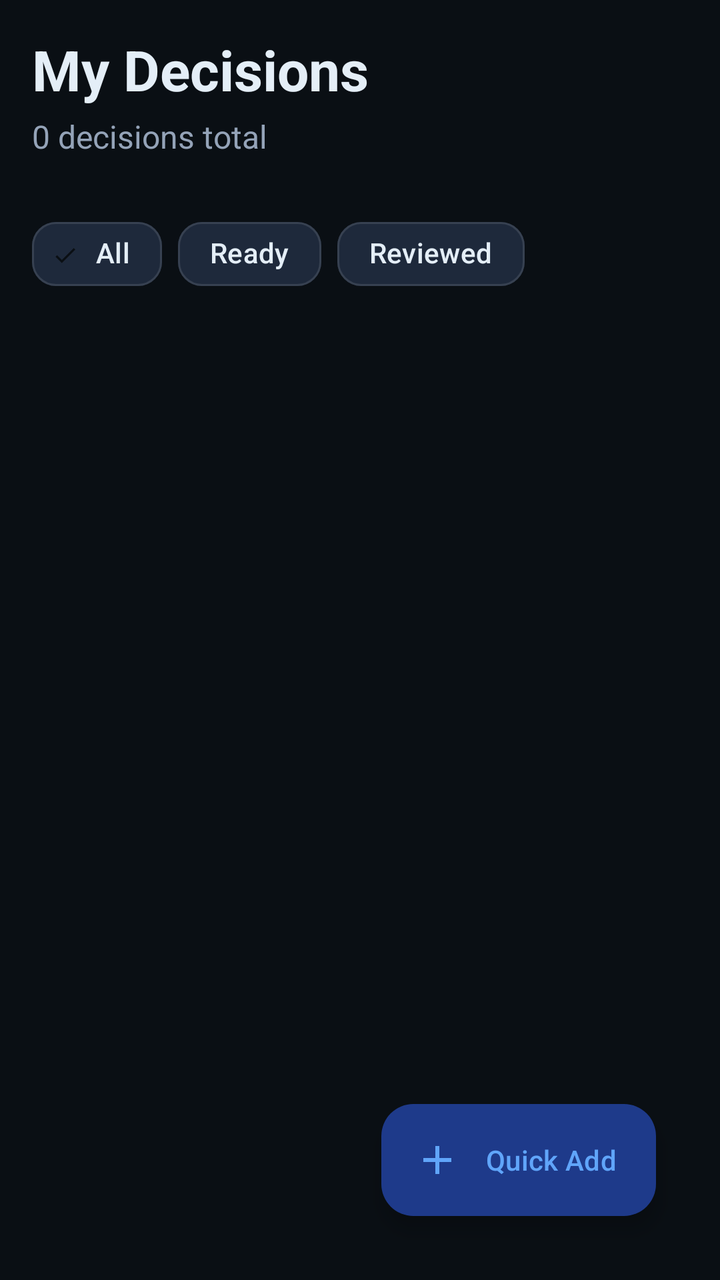
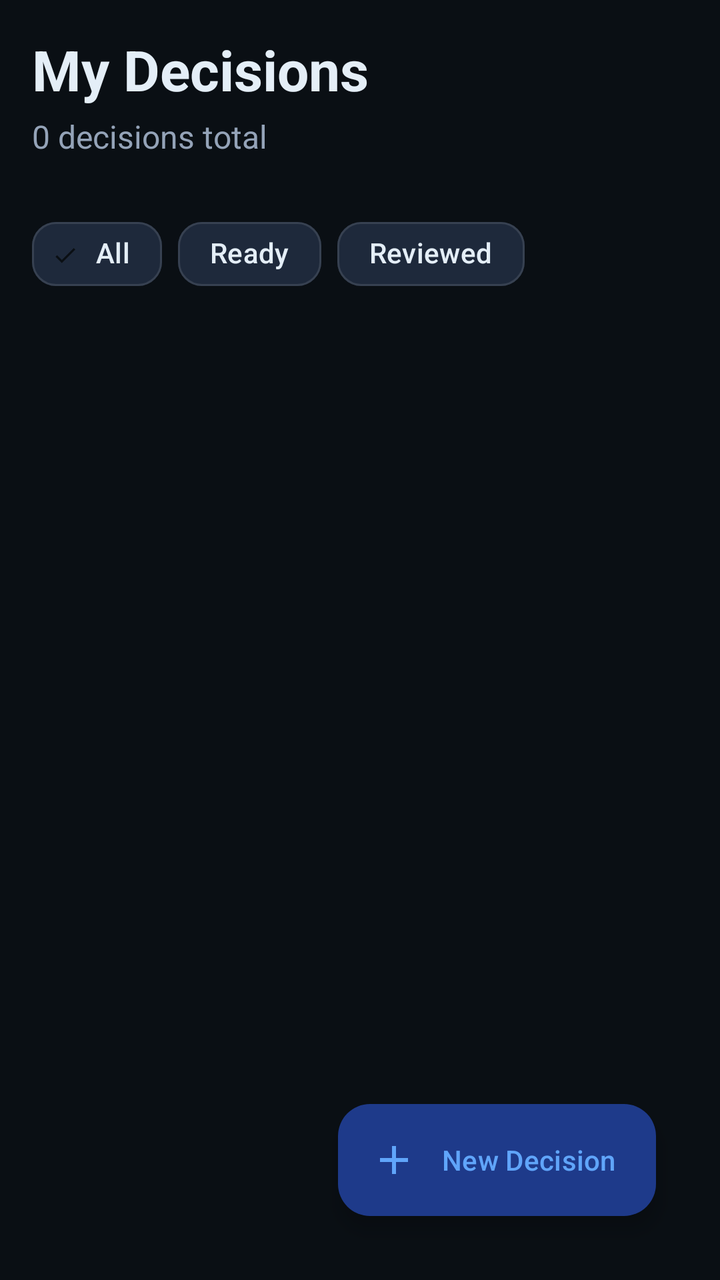

Before-and-after screenshots of an Android layout around one commit, followed by the original layout XML and the change that was made.
<!-- AndroidManifest.xml: application theme Theme.DecisionGraveyard -->
<!-- res/layout/fragment_home.xml -->
<?xml version="1.0" encoding="utf-8"?>
<LinearLayout xmlns:android="http://schemas.android.com/apk/res/android"
    xmlns:app="http://schemas.android.com/apk/res-auto"
    android:layout_width="match_parent"
    android:layout_height="match_parent"
    android:orientation="vertical"
    android:padding="16dp">

    <LinearLayout
        android:layout_width="match_parent"
        android:layout_height="wrap_content"
        android:orientation="vertical"
        android:paddingBottom="8dp">

        <TextView
            android:layout_width="wrap_content"
            android:layout_height="wrap_content"
            android:text="My Decisions"
            android:textColor="@color/text_primary"
            android:textSize="28sp"
            android:textStyle="bold" />

        <TextView
            android:id="@+id/tvHomeHeadline"
            android:layout_width="wrap_content"
            android:layout_height="wrap_content"
            android:layout_marginTop="4dp"
            android:text="0 decisions total"
            android:textColor="@color/text_secondary"
            android:textSize="16sp" />
    </LinearLayout>

    <com.google.android.material.chip.ChipGroup
        android:id="@+id/chipGroupStatus"
        android:layout_width="match_parent"
        android:layout_height="wrap_content"
        android:layout_marginTop="16dp"
        app:singleSelection="true"
        app:singleLine="true">

        <com.google.android.material.chip.Chip
            android:id="@+id/chipAll"
            style="@style/Widget.DecisionGraveyard.Chip"
            android:layout_width="wrap_content"
            android:layout_height="wrap_content"
            android:checked="true"
            android:text="All" />

        <com.google.android.material.chip.Chip
            android:id="@+id/chipReady"
            style="@style/Widget.DecisionGraveyard.Chip"
            android:layout_width="wrap_content"
            android:layout_height="wrap_content"
            android:text="Ready" />

        <com.google.android.material.chip.Chip
            android:id="@+id/chipReviewed"
            style="@style/Widget.DecisionGraveyard.Chip"
            android:layout_width="wrap_content"
            android:layout_height="wrap_content"
            android:text="Reviewed" />
    </com.google.android.material.chip.ChipGroup>

    <TextView
        android:id="@+id/tvEmptyState"
        android:layout_width="match_parent"
        android:layout_height="wrap_content"
        android:layout_marginTop="24dp"
        android:background="@drawable/bg_surface_card"
        android:gravity="center"
        android:padding="24dp"
        android:text="@string/empty_home_body"
        android:textColor="@color/text_secondary"
        android:textSize="15sp"
        android:visibility="gone" />

    <androidx.recyclerview.widget.RecyclerView
        android:id="@+id/recyclerDecisions"
        android:layout_width="match_parent"
        android:layout_height="0dp"
        android:layout_marginTop="12dp"
        android:layout_weight="1"
        android:clipToPadding="false"
        android:paddingBottom="80dp" />

    <com.google.android.material.floatingactionbutton.ExtendedFloatingActionButton
        android:id="@+id/fabQuickAction"
        android:layout_width="wrap_content"
        android:layout_height="wrap_content"
        android:layout_gravity="bottom|end"
        android:layout_margin="16dp"
        android:text="Quick Add"
        app:icon="@drawable/ic_add" />
</LinearLayout>
<!-- resources referenced by this layout -->
<resources>
  <color name="text_primary">#E4EEF7</color>
  <color name="text_secondary">#94A3B8</color>
  <!-- drawable bg_surface_card (drawable) -->
  <?xml version="1.0" encoding="utf-8"?>
  <shape xmlns:android="http://schemas.android.com/apk/res/android">
      <solid android:color="@color/surface_card" />
      <corners android:radius="20dp" />
      <stroke
          android:width="1dp"
          android:color="@color/divider" />
  </shape>
  <!-- drawable ic_add (drawable) -->
  <vector android:height="24dp" android:tint="#FFFFFF" android:viewportHeight="24"
      android:viewportWidth="24" android:width="24dp" xmlns:android="http://schemas.android.com/apk/res/android">
      <path android:fillColor="@android:color/white" android:pathData="M19,13H13V19H11V13H5V11H11V5H13V11H19V13Z"/>
  </vector>
  <string name="empty_home_body">No decisions yet. Start ruining your future wisely. 🪦</string>
  <style name="Widget.DecisionGraveyard.Chip" parent="Widget.Material3.Chip.Filter">
          <item name="chipBackgroundColor">@color/chip_background</item>
          <item name="android:textColor">@color/chip_unselected_text</item>
          <item name="checkedIconTint">@color/chip_selected_text</item>
          <item name="chipStrokeColor">@color/divider</item>
          <item name="chipStrokeWidth">1dp</item>
          <item name="chipCornerRadius">12dp</item>
      </style>
  <color name="surface_card">#16212B</color>
  <color name="divider">#374151</color>
  <color name="chip_background">#1E293B</color>
  <color name="chip_unselected_text">#E4EEF7</color>
  <color name="chip_selected_text">#0A0F14</color>
  <color name="primary">#87BBD8</color>
  <color name="primary_variant">#0E151D</color>
  <color name="pending_container">#1E3A8A</color>
  <color name="pending">#60A5FA</color>
  <color name="secondary">#F4A261</color>
  <color name="accent_container">#7C3A0F</color>
  <color name="accent">#F4A261</color>
  <color name="surface">#0A0F14</color>
  <color name="surface_variant">#111827</color>
  <color name="danger">#F87171</color>
  <color name="white">#FFFFFF</color>
  <color name="danger_container">#7F1D1D</color>
  <color name="success">#4ADE80</color>
  <color name="success_container">#14532D</color>
  <color name="ripple">#33FFFFFF</color>
  <style name="TextAppearance.DecisionGraveyard.DisplayLarge" parent="TextAppearance.Material3.DisplayLarge">
          <item name="android:textColor">@color/text_primary</item>
          <item name="android:fontFamily">@font/inter_bold</item>
      </style>
  <style name="TextAppearance.DecisionGraveyard.HeadlineLarge" parent="TextAppearance.Material3.HeadlineLarge">
          <item name="android:textColor">@color/text_primary</item>
          <item name="android:fontFamily">@font/inter_semibold</item>
      </style>
  <style name="TextAppearance.DecisionGraveyard.TitleLarge" parent="TextAppearance.Material3.TitleLarge">
          <item name="android:textColor">@color/text_primary</item>
          <item name="android:fontFamily">@font/inter_semibold</item>
      </style>
  <style name="TextAppearance.DecisionGraveyard.BodyLarge" parent="TextAppearance.Material3.BodyLarge">
          <item name="android:textColor">@color/text_secondary</item>
          <item name="android:fontFamily">@font/inter_regular</item>
      </style>
  <style name="TextAppearance.DecisionGraveyard.LabelLarge" parent="TextAppearance.Material3.LabelLarge">
          <item name="android:textColor">@color/text_secondary</item>
          <item name="android:fontFamily">@font/inter_medium</item>
      </style>
  <!-- unchanged entries left out for length: 1 -->
</resources>

<!-- the commit's change to res/layout/fragment_home.xml (unified diff, before → after) -->
@@ -89,6 +89,6 @@
         android:layout_height="wrap_content"
         android:layout_gravity="bottom|end"
         android:layout_margin="16dp"
-        android:text="Quick Add"
+        android:text="@string/new_decision"
         app:icon="@drawable/ic_add" />
 </LinearLayout>
<!-- resource entries referenced after the edit -->
@@ -17,6 +17,7 @@
       <path android:fillColor="@android:color/white" android:pathData="M19,13H13V19H11V13H5V11H11V5H13V11H19V13Z"/>
   </vector>
   <string name="empty_home_body">No decisions yet. Start ruining your future wisely. 🪦</string>
+  <string name="new_decision">New Decision</string>
   <style name="Widget.DecisionGraveyard.Chip" parent="Widget.Material3.Chip.Filter">
           <item name="chipBackgroundColor">@color/chip_background</item>
           <item name="android:textColor">@color/chip_unselected_text</item>
